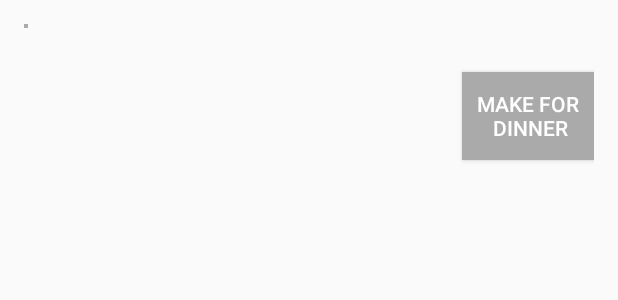
After one commit to tirzaelise/Meet-Eat, an Android app: the layout layout_recipe_row.xml on its own in the app's theme, with its tools: preview values and no code run, on a phone screen of 412 x 824 dp. The commit adds this screen. Shown: the top 300 px of the screen. Run offline under Robolectric (Android 15) with nearby library versions, the phone set to English and light mode, and no system bars.

Commit message:
created recipe adapter

```diff
--- a/Meet-Eat/app/build.gradle
+++ b/Meet-Eat/app/build.gradle
@@ -29,6 +29,7 @@ dependencies {
     compile 'com.google.android.gms:play-services-auth:10.0.1'
     compile 'com.google.firebase:firebase-database:10.0.1'
     compile 'com.android.support:design:25.1.0'
+    compile 'com.squareup.picasso:picasso:2.4.0'
     testCompile 'junit:junit:4.12'
 }
 apply plugin: 'com.google.gms.google-services'
--- a/Meet-Eat/app/src/main/java/nl/mprog/meeteat/DinnerAdapter.java
+++ b/Meet-Eat/app/src/main/java/nl/mprog/meeteat/DinnerAdapter.java
@@ -72,6 +72,7 @@ class DinnerAdapter extends BaseExpandableListAdapter {
     public View getChildView(int groupPosition, int childPosition, boolean isLastChild,
                              View convertView, ViewGroup parentView) {
         final Dinner dinner = dinners.get(groupPosition);
+
         String dinnerId = dinner.getId();
         String host = "Host: " + dinner.getHost();
         String freeSpaces = "Free spaces: " + Integer.toString(dinner.getFreeSpaces());
--- a/Meet-Eat/app/src/main/res/layout/fragment_recipe_result.xml
+++ b/Meet-Eat/app/src/main/res/layout/fragment_recipe_result.xml
@@ -19,7 +19,7 @@
         android:layout_gravity="center_horizontal"
         android:id="@+id/resultsText"/>
 
-    <ExpandableListView
+    <ListView
         android:layout_width="match_parent"
         android:layout_height="match_parent"
         android:layout_marginTop="15dp"
--- /dev/null
+++ b/Meet-Eat/app/src/main/res/layout/layout_recipe_row.xml
@@ -0,0 +1,67 @@
+<?xml version="1.0" encoding="utf-8"?>
+<RelativeLayout
+    xmlns:android="http://schemas.android.com/apk/res/android"
+    android:layout_width="match_parent"
+    android:paddingStart="@dimen/activity_horizontal_margin"
+    android:paddingEnd="@dimen/activity_horizontal_margin"
+    android:paddingTop="@dimen/activity_vertical_margin"
+    android:paddingBottom="@dimen/activity_vertical_margin"
+    android:layout_height="match_parent">
+
+    <ImageView
+        android:layout_width="wrap_content"
+        android:layout_height="wrap_content"
+        android:layout_alignParentTop="true"
+        android:layout_alignParentStart="true"
+        android:background="@android:color/darker_gray"
+        android:padding="1dp"
+        android:contentDescription="@string/recipeImageDesc"
+        android:id="@+id/recipeImage" />
+
+    <TextView
+        android:layout_width="wrap_content"
+        android:textSize="15.5sp"
+        android:layout_marginStart="10dp"
+        android:layout_height="wrap_content"
+        android:layout_alignParentTop="true"
+        android:layout_toEndOf="@id/recipeImage"
+        android:id="@+id/recipeTitle" />
+
+    <TextView
+        android:layout_width="wrap_content"
+        android:layout_height="wrap_content"
+        android:layout_below="@+id/recipeImage"
+        android:layout_alignParentStart="true"
+        android:layout_marginTop="10dp"
+        android:layout_toEndOf="@id/recipeImage"
+        android:id="@+id/recipeIngredients" />
+
+    <TextView
+        android:layout_width="wrap_content"
+        android:layout_height="wrap_content"
+        android:layout_below="@+id/recipeIngredients"
+        android:layout_alignParentStart="true"
+        android:layout_marginTop="10dp"
+        android:layout_toEndOf="@id/recipeImage"
+        android:id="@+id/recipeVegetarian" />
+
+    <TextView
+        android:layout_width="wrap_content"
+        android:layout_height="wrap_content"
+        android:layout_below="@+id/recipeVegetarian"
+        android:layout_alignParentStart="true"
+        android:layout_marginTop="10dp"
+        android:layout_toEndOf="@id/recipeImage"
+        android:id="@+id/recipeVegan" />
+
+    <Button
+        android:text="@string/makeDinner"
+        android:background="@android:color/darker_gray"
+        android:textColor="@android:color/white"
+        android:layout_width="wrap_content"
+        android:layout_height="wrap_content"
+        android:layout_alignBottom="@+id/recipeVegan"
+        android:layout_alignParentEnd="true"
+        android:layout_below="@+id/recipeIngredients"
+        android:id="@+id/makeButton" />
+</RelativeLayout>
--- a/Meet-Eat/app/src/main/res/values/strings.xml
+++ b/Meet-Eat/app/src/main/res/values/strings.xml
@@ -28,14 +28,16 @@
     <string name="host">Host</string>
     <string name="free">Free spaces</string>
     <string name="startTime">Start time</string>
-
     <string name="openDrawer">Open navigation drawer</string>
     <string name="closeDrawer">Close navigation drawer</string>
-
     <string name="action_settings">Settings</string>
     <string name="home">Home</string>
     <string name="signOut">Sign out</string>
     <string name="joinButtonDesc">This button can be clicked to join a dinner</string>
     <string name="getRecipe">Get recipe</string>
     <string name="recipes">Recipes</string>
+    <string name="recipeImageDesc">This is where the image of a recipe is placed</string>
+    <string name="vegetarian">Vegetarian</string>
+    <string name="vegan">Vegan</string>
+    <string name="makeDinner">Make for\n dinner</string>
 </resources>
```
Also changed, not shown: Meet-Eat/app/src/main/java/nl/mprog/meeteat/Dinner.java (+1 -7 lines), Meet-Eat/app/src/main/java/nl/mprog/meeteat/DinnerAsyncTask.java (+3 -7 lines), Meet-Eat/app/src/main/java/nl/mprog/meeteat/RecipeAdapter.java (added, +109 -0 lines), Meet-Eat/app/src/main/java/nl/mprog/meeteat/RecipeResultFragment.java (+4 -4 lines), Meet-Eat/app/src/main/res/drawable/vegan_icon.jpg (added), Meet-Eat/app/src/main/res/drawable/vegetarian_icon.jpg (added).
